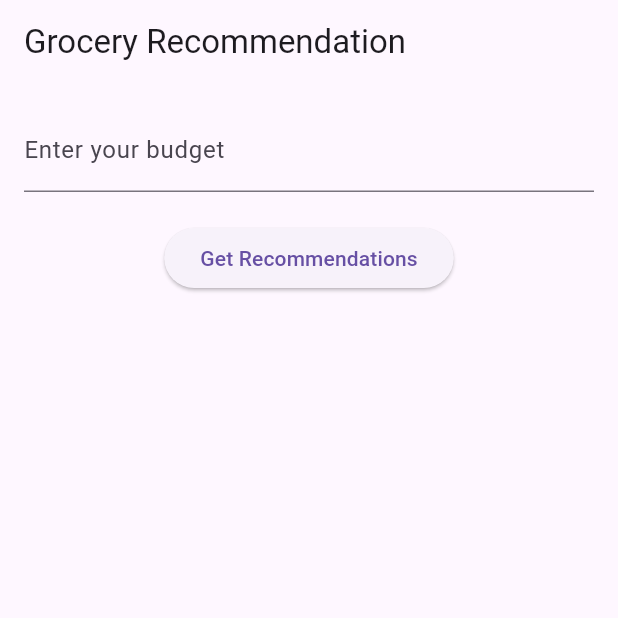
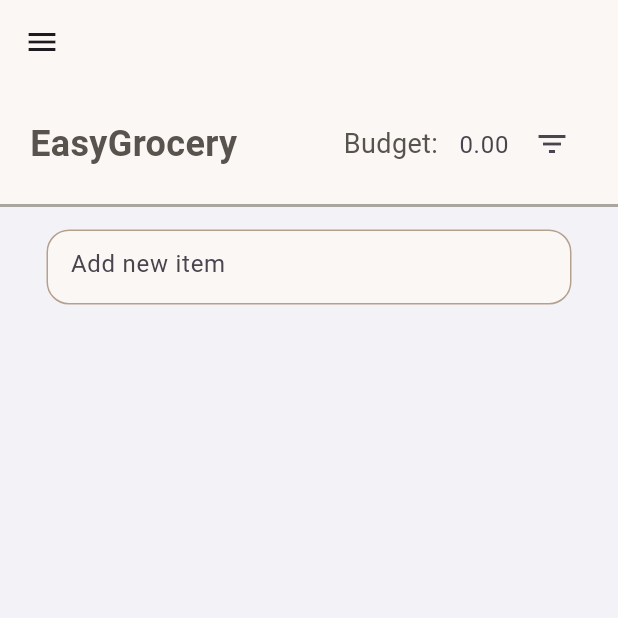
Before and after one commit to jon373/EasyGrocery, a Flutter app: the screen it shows after launch, on a phone screen of 412 x 824 dp, the top half of it. Run offline on Flutter 3.47's test engine with Material 3 defaults, Android fonts, the phone set to English and light mode, and no system bars; our stand-ins replace flutter_slidable, google_fonts.

Commit message:
Skeleton
TODO: add budget tracker, filter, drawer (no function, looks lang)

```diff
--- a/Main Folder/lib/main.dart
+++ b/Main Folder/lib/main.dart
@@ -1,146 +1,18 @@
 import 'package:flutter/material.dart';
+import 'package:easy_grocery_nv/pages/homepage.dart';
 
 void main() {
-  runApp(GroceryApp());
+  runApp(const MainApp());
 }
 
-class GroceryApp extends StatelessWidget {
+class MainApp extends StatelessWidget {
+  const MainApp({super.key});
+
   @override
   Widget build(BuildContext context) {
     return MaterialApp(
-      title: 'Grocery Recommendation',
-      theme: ThemeData(
-        primarySwatch: Colors.blue,
-      ),
-      home: GroceryHomePage(),
+      debugShowCheckedModeBanner: false,
+      home: HomePage(),
     );
   }
 }
-
-class GroceryItem {
-  final String name;
-  final double price;
-
-  GroceryItem({required this.name, required this.price});
-}
-
-class RecommendedItem {
-  final GroceryItem item;
-  int quantity;
-
-  RecommendedItem({required this.item, required this.quantity});
-}
-
-class GroceryHomePage extends StatefulWidget {
-  @override
-  _GroceryHomePageState createState() => _GroceryHomePageState();
-}
-
-// Items that available
-class _GroceryHomePageState extends State<GroceryHomePage> {
-  final List<GroceryItem> _groceryItems = [
-    GroceryItem(name: 'Apples', price: 50.0),
-    GroceryItem(name: 'Bananas', price: 30.0),
-    GroceryItem(name: 'Bread', price: 70.0),
-    GroceryItem(name: 'Milk', price: 105.5),
-    GroceryItem(name: 'Eggs', price: 250.5),
-    GroceryItem(name: 'Chicken', price: 350.0),
-    GroceryItem(name: 'Rice', price: 1500.0),
-    GroceryItem(name: 'Pasta', price: 60.0),
-    GroceryItem(name: 'Tomatoes', price: 50.0),
-    GroceryItem(name: 'Cheese', price: 100.5),
-  ];
-
-  final TextEditingController _budgetController = TextEditingController();
-  List<RecommendedItem> _recommendedItems = [];
-  double _totalPrice = 0.0;
-
-// this is the function of grocery budget
-  void _recommendGroceries() {
-    final double budget = double.tryParse(_budgetController.text) ?? 0.0;
-    List<RecommendedItem> recommendedItems = [];
-    double totalPrice = 0.0;
-
-// Loop to add items (this is already fixed bug for freezing)
-    while (totalPrice < budget) {
-      bool anyItemAdded = false;
-
-      for (GroceryItem item in _groceryItems) {
-        if (totalPrice + item.price <= budget) {
-          var found = false;
-
-          for (var recommendedItem in recommendedItems) {
-            if (recommendedItem.item.name == item.name) {
-              recommendedItem.quantity++;
-              found = true;
-              break;
-            }
-          }
-          // This to perform to add item if not on the list
-          if (!found) {
-            recommendedItems.add(RecommendedItem(item: item, quantity: 1));
-          }
-          totalPrice += item.price;
-          anyItemAdded = true;
-        }
-      }
-
-      // Break out of the loop if no more items can be added within the budget
-      if (!anyItemAdded) break;
-    }
-
-    setState(() {
-      _recommendedItems = recommendedItems;
-      _totalPrice = totalPrice;
-    });
-  }
-
-// This is UI
-  @override
-  Widget build(BuildContext context) {
-    return Scaffold(
-      appBar: AppBar(
-        title: Text('Grocery Recommendation'),
-      ),
-      body: Padding(
-        padding: EdgeInsets.all(16.0),
-        child: Column(
-          children: [
-            TextField(
-              controller: _budgetController,
-              keyboardType: TextInputType.number,
-              decoration: InputDecoration(
-                labelText: 'Enter your budget',
-              ),
-            ),
-            SizedBox(height: 20.0),
-            ElevatedButton(
-              onPressed: _recommendGroceries,
-              child: Text('Get Recommendations'),
-            ),
-            SizedBox(height: 20.0),
-            if (_recommendedItems.isNotEmpty)
-              Expanded(
-                child: ListView.builder(
-                  itemCount: _recommendedItems.length,
-                  itemBuilder: (context, index) {
-                    return ListTile(
-                      title: Text(_recommendedItems[index].item.name),
-                      trailing: Text(
-                          'P${_recommendedItems[index].item.price.toStringAsFixed(2)} x ${_recommendedItems[index].quantity}'),
-                    );
-                  },
-                ),
-              ),
-            SizedBox(height: 10.0),
-            if (_totalPrice > 0.0)
-              Text(
-                'Total: P${_totalPrice.toStringAsFixed(2)}',
-                style: TextStyle(fontWeight: FontWeight.bold, fontSize: 18.0),
-              ),
-          ],
-        ),
-      ),
-    );
-  }
-}
--- /dev/null
+++ b/Main Folder/lib/pages/homepage.dart
@@ -0,0 +1,180 @@
+import 'package:flutter/material.dart';
+import 'package:flutter/cupertino.dart';
+import 'package:flutter/services.dart';
+import 'package:google_fonts/google_fonts.dart';
+import 'package:easy_grocery_nv/utils/tobuy_list.dart';
+
+class HomePage extends StatefulWidget {
+  const HomePage({super.key});
+
+  @override
+  State<HomePage> createState() => _HomePageState();
+}
+
+class _HomePageState extends State<HomePage> {
+  final _controller = TextEditingController();
+
+  // Lalagyan ng items
+  List toBuyList = [];
+
+  void checkBoxChanged(int index) {
+    setState(() {
+      toBuyList[index][1] = !toBuyList[index][1];
+    });
+  }
+
+  void saveNewItem() {
+    // Check if the input is not empty before adding to the list
+    if (_controller.text.isNotEmpty) {
+      setState(() {
+        toBuyList.add([_controller.text, false]);
+        _controller.clear();
+      });
+    }
+    // * * pag walang laman yung add item input hindi niya ilalagay
+  }
+
+  void deleteItem(int index) {
+    setState(() {
+      toBuyList.removeAt(index);
+    });
+  }
+
+  @override
+  Widget build(BuildContext context) {
+    return Scaffold(
+      backgroundColor: CupertinoColors.systemGroupedBackground,
+      appBar: AppBar(
+        elevation: 0,
+        backgroundColor: const Color(0xFFfbf7f4),
+      ),
+      drawer: Drawer(),
+      body: Column(
+        children: [
+          Container(
+            padding: const EdgeInsets.all(20),
+            decoration: const BoxDecoration(
+              color: Color(0xFFfbf7f4),
+              border: Border(
+                bottom: BorderSide(
+                  color: Color(0xFFa9a59f),
+                  width: 2.0,
+                ),
+              ),
+            ),
+            child: Row(
+              mainAxisAlignment: MainAxisAlignment.spaceBetween,
+              children: [
+                Text(
+                  'EasyGrocery',
+                  style: GoogleFonts.dmSerifText(
+                    color: const Color(0xFF59534e),
+                    fontSize: 24,
+                    fontWeight: FontWeight.bold,
+                  ),
+                ),
+                Padding(
+                  padding: const EdgeInsets.only(
+                      left: 50), // Adjust the padding as needed
+                  child: Row(
+                    children: [
+                      Text(
+                        'Budget:',
+                        style: GoogleFonts.dmSerifText(
+                          color: const Color(0xFF59534e),
+                          fontSize: 18,
+                        ),
+                      ),
+                      // Remove or reduce the SizedBox width
+                      const SizedBox(
+                          width:
+                              0.0001), // Reduced space between the text and the input box
+                      // * * TO DO: Ayusin yung input box ng amount
+                      Container(
+                        width: 100, // Set your desired width here
+                        height: 40, // Set a fixed height for the input field
+                        child: TextField(
+                          keyboardType:
+                              TextInputType.number, // Only number input
+                          inputFormatters: <TextInputFormatter>[
+                            FilteringTextInputFormatter
+                                .digitsOnly, // Allow only digits
+                          ],
+                          decoration: const InputDecoration(
+                            hintText: '0.00',
+                            suffixIcon: Icon(Icons.filter_list),
+                            filled: true,
+                            fillColor: Color(0xFFfbf7f4),
+                            border: InputBorder.none, // Remove the border
+                            contentPadding: EdgeInsets.symmetric(
+                                horizontal: 10,
+                                vertical: 5), // Adjust vertical padding
+                          ),
+                        ),
+                      ),
+                    ],
+                  ),
+                ),
+              ],
+            ),
+          ),
+          Padding(
+            padding: const EdgeInsets.all(15),
+            child: Row(
+              mainAxisAlignment:
+                  MainAxisAlignment.center, // Center the row content
+              children: [
+                Container(
+                  width: 350, // Set your desired width here
+                  height: 50, // Optional: Set your desired height
+                  child: TextField(
+                    controller: _controller,
+                    decoration: InputDecoration(
+                      hintText: 'Add new item',
+                      filled: true,
+                      fillColor: const Color(0xFFfbf7f4),
+                      border: OutlineInputBorder(
+                        borderSide: const BorderSide(
+                          color: Color(0xFFb3a18f),
+                          width: 1.0,
+                        ),
+                        borderRadius: BorderRadius.circular(15),
+                      ),
+                      focusedBorder: OutlineInputBorder(
+                        borderSide: const BorderSide(
+                          color: Color(0xFFb3a18f),
+                          width: 1.0,
+                        ),
+                        borderRadius: BorderRadius.circular(15),
+                      ),
+                      enabledBorder: OutlineInputBorder(
+                        borderSide: const BorderSide(
+                          color: Color(0xFFb3a18f),
+                          width: 1.0,
+                        ),
+                        borderRadius: BorderRadius.circular(15),
+                      ),
+                    ),
+                  ),
+                ),
+              ],
+            ),
+          ),
+          Expanded(
+            child: ListView.builder(
+              itemCount: toBuyList.length,
+              itemBuilder: (BuildContext context, index) {
+                return ToBuyList(
+                  itemName: toBuyList[index][0],
+                  itemCompleted: toBuyList[index][1],
+                  onChanged: (value) => checkBoxChanged(index),
+                  deleteFunction: (context) => deleteItem(index),
+                );
+              },
+            ),
+          ),
+        ],
+      ),
+    );
+  }
+}
```
Also changed, not shown: Main Folder/analysis_options.yaml (+0 -27 lines), Main Folder/lib/utils/tobuy_list.dart (added, +143 -0 lines), Main Folder/pubspec.yaml (+6 -75 lines), Main Folder/pubspec.lock, 18 other files.
